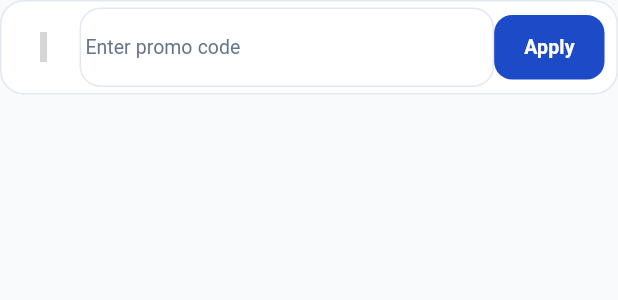
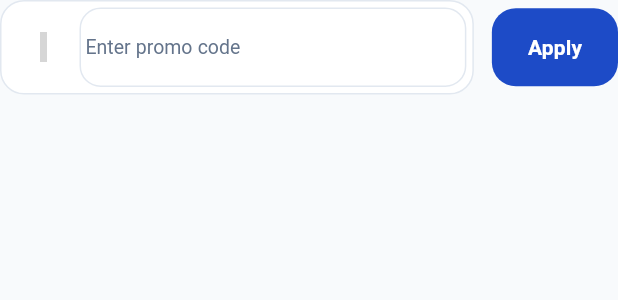
Before and after one commit to Abdulaowalasif/EzeeWash-App, a Flutter app: the _CouponInputField widget shown alone on an empty page, opened directly with empty values, on a phone screen of 412 x 824 dp. Shown: the top 300 px of the screen. Run offline on Flutter 3.47's test engine with Material 3 defaults, Android fonts, the phone set to English and light mode, and no system bars; our stand-ins replace bloc, cached_network_image, connectivity_plus, dartz, dio, equatable and 22 more; missing offline and left inert: flutter_stripe, onesignal_flutter; accounts and stored records are empty; network calls fail; Roboto replaces fonts that are missing (Alexandria); project files that could hold a hidden picture were left out; grey boxes are pictures that could not be loaded.

Commit message:
feat: Automate release notifications and refine order UI and animations
Introduces automated push notifications for new app releases via OneSignal, refines the order placement UI with bedding dimensions and improved coupon inputs, and tunes chatbot animations.

- **CI/CD & Automation:**
    - Integrated OneSignal API into the `build-and-release` workflow to automatically send push notifications to subscribed users upon a successful release.
    - Configured dynamic notification content to include the current version tag.

- **Order Placement Enhancements:**
    - **Bedding Dimensions:** Updated `PoPaymentStep` size selector to include dimensions (e.g., "50 x 80 in") for all options, displaying the measurements when a size is selected.
    - **Coupon UI Refactor:** Redesigned the coupon application field by separating the "Apply" button from the text input container.
    - Improved touch targets and visual alignment of the coupon section using standardized padding, `SizedBox` height constraints, and updated border radii.

- **Chatbot & UI Animations:**
    - Refined the floating animation in `ChatBotScreen` by updating the `AnimationController` to loop continuously without reversing.
    - Adjusted the trigonometric math in the `AnimatedBuilder` to create a more fluid, circular movement pattern for floating elements.

- **Project Maintenance:**
    - Bumped app version to `1.3.4+12` in `pubspec.yaml`.

```diff
--- a/lib/features/orders/presentation/widgets/place order/po_payment_step.dart
+++ b/lib/features/orders/presentation/widgets/place order/po_payment_step.dart
@@ -252,7 +252,15 @@ class _PoPaymentStepState extends State<PoPaymentStep> {
           Wrap(
             spacing: 10,
             runSpacing: 10,
-            children: ['Single', 'Twin XL', 'Double', 'Queen', 'King'].map((size) {
+            children: [
+              {'name': 'Single', 'dim': '50 x 80 in'},
+              {'name': 'Twin XL', 'dim': '68 x 90 in'},
+              {'name': 'Double', 'dim': '78 x 86 in'},
+              {'name': 'Queen', 'dim': '90 x 90 in'},
+              {'name': 'King', 'dim': '104 x 92 in'},
+            ].map((item) {
+              final size = item['name']!;
+              final dim = item['dim']!;
               final isSelected = widget.selectedSize == size;
               return GestureDetector(
                 onTap: () => widget.onSizeChanged?.call(size),
@@ -274,7 +282,7 @@ class _PoPaymentStepState extends State<PoPaymentStep> {
                     ),
                   ),
                   child: Text(
-                    size,
+                    isSelected ? '$size ($dim)' : size,
                     style: GoogleFonts.alexandria(
                       fontSize: 13,
                       fontWeight: isSelected ? FontWeight.bold : FontWeight.normal,
@@ -473,7 +481,10 @@ class _CouponInputField extends StatelessWidget {
         ? AppColors.error
         : (isDark ? AppColors.darkBorder : AppColors.lightBorder);
 
-    return Container(
+    return Row(
+      children: [
+        Expanded(
+          child: Container(
             padding: const EdgeInsets.symmetric(horizontal: 4, vertical: 4),
             decoration: BoxDecoration(
               color: surfaceColor,
@@ -515,36 +526,42 @@ class _CouponInputField extends StatelessWidget {
               ),
             ),
           ),
-          Padding(
-            padding: const EdgeInsets.only(right: 4),
-            child: isLoading
-                ? const Padding(
-              padding: EdgeInsets.symmetric(horizontal: 16),
-              child: SizedBox(
+        ],
+      ),
+    ),
+  ),
+  const SizedBox(width: 12),
+        isLoading
+            ? Container(
+                width: 50,
+                height: 50,
+                alignment: Alignment.center,
+                child: const SizedBox(
                   width: 20,
                   height: 20,
                   child: CircularProgressIndicator(strokeWidth: 2.5, color: AppColors.primary),
                 ),
               )
-                : TextButton(
+            : SizedBox(
+                height: 52, // Match the typical height of the input field container
+                child: TextButton(
                   onPressed: onApply,
                   style: TextButton.styleFrom(
                     backgroundColor: AppColors.primary,
                     foregroundColor: Colors.white,
-                padding: const EdgeInsets.symmetric(horizontal: 20, vertical: 12),
-                shape: RoundedRectangleBorder(borderRadius: BorderRadius.circular(12)),
+                    padding: const EdgeInsets.symmetric(horizontal: 24),
+                    shape: RoundedRectangleBorder(borderRadius: BorderRadius.circular(16)),
                   ),
                   child: Text(
                     'Apply',
                     style: GoogleFonts.alexandria(
-                  fontSize: 13,
+                      fontSize: 14,
                       fontWeight: FontWeight.bold,
                     ),
                   ),
                 ),
               ),
       ],
-      ),
     );
   }
 }
--- a/lib/features/profile/presentation/presentation/chat_bot_screen.dart
+++ b/lib/features/profile/presentation/presentation/chat_bot_screen.dart
@@ -77,7 +77,7 @@ class _ChatBotScreenState extends State<ChatBotScreen> with TickerProviderStateM
     _floatController = AnimationController(
       vsync: this,
       duration: const Duration(seconds: 5),
-    )..repeat(reverse: true);
+    )..repeat();
   }
 
   final List<_Message> _messages = [
@@ -975,9 +975,9 @@ class _FloatingBubble extends StatelessWidget {
     return AnimatedBuilder(
       animation: controller,
       builder: (_, __) {
-        final t = (controller.value + delay) % 1.0;
+        final t = controller.value + delay;
         final dy = sin(t * pi * 2) * 12;
-        final dx = cos(t * pi) * 5;
+        final dx = cos(t * pi * 2) * 8;
         return Positioned(
           left: x - sz / 2 + dx,
           top: y - sz / 2 + dy,
--- a/pubspec.yaml
+++ b/pubspec.yaml
@@ -2,7 +2,7 @@ name: ezzewash
 description: "A new Flutter project."
 publish_to: 'none'
 
-version: 1.3.3+12
+version: 1.3.4+12
 
 environment:
   sdk: ^3.9.2
```
Also changed, not shown: 1 other file. Lines whose indentation alone changed are shown as unchanged.
